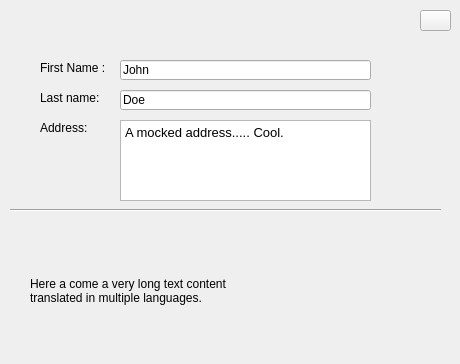
rainjs/rainjs, file doc/proposals/client_runtime/language/ui/translations_edit_mode.ui: the form before one commit.
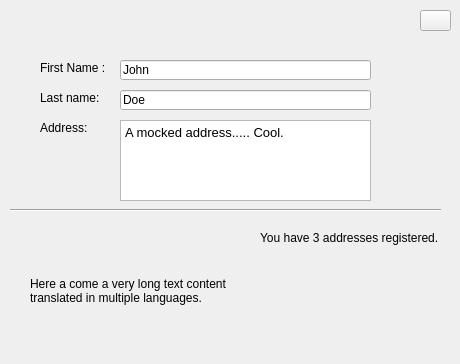
The form after the commit. Icons and pictures are not drawn.

```diff
--- a/doc/proposals/client_runtime/language/ui/translations_edit_mode.ui
+++ b/doc/proposals/client_runtime/language/ui/translations_edit_mode.ui
@@ -113,7 +113,7 @@
     <rect>
      <x>30</x>
      <y>230</y>
-     <width>251</width>
+     <width>201</width>
      <height>121</height>
     </rect>
    </property>
@@ -141,6 +141,19 @@
      <normaloff>../../../../../../../../../documents/host.1207/rain_test/rain_v0.4.1/doc/common_icons/modes/translation_mode.png</normaloff>../../../../../../../../../documents/host.1207/rain_test/rain_v0.4.1/doc/common_icons/modes/translation_mode.png</iconset>
    </property>
   </widget>
+  <widget class="QLabel" name="label_5">
+   <property name="geometry">
+    <rect>
+     <x>260</x>
+     <y>230</y>
+     <width>191</width>
+     <height>16</height>
+    </rect>
+   </property>
+   <property name="text">
+    <string>You have 3 addresses registered.</string>
+   </property>
+  </widget>
  </widget>
  <resources>
   <include location="language_edit"/>
```
